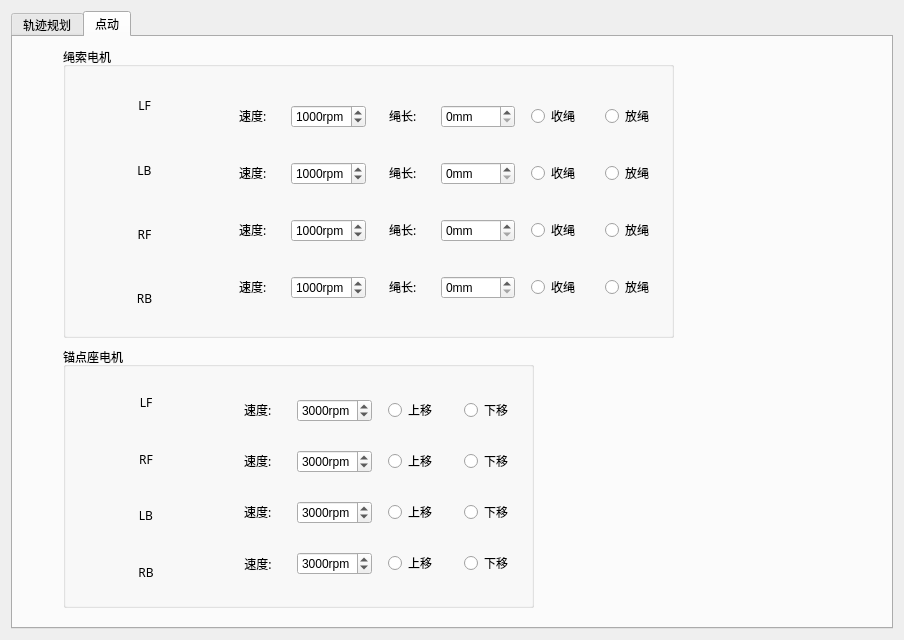
This is widget.ui in Zheqiu2023/Mobile_CDPR as Qt 5 draws it before an edit. The edited form follows.
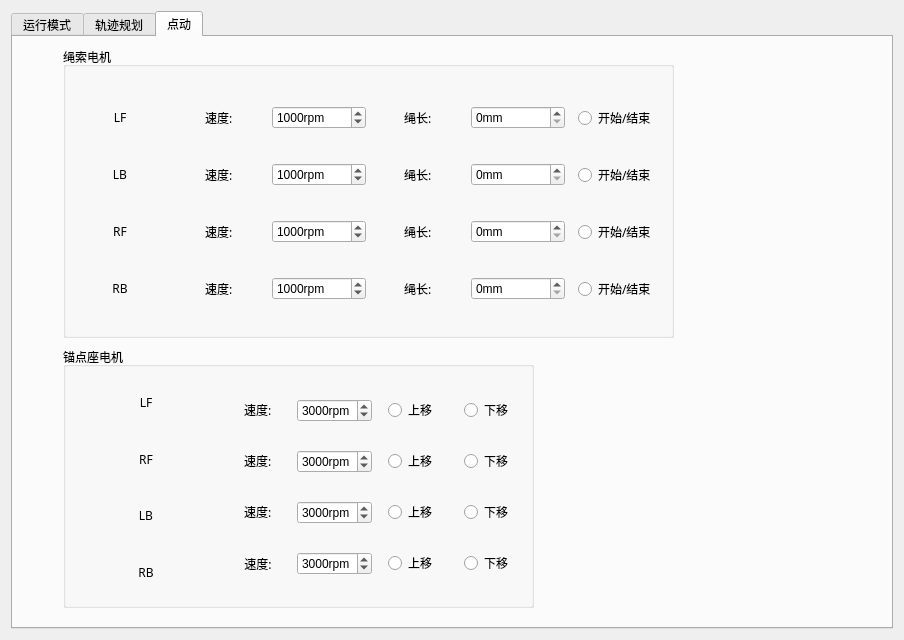
This is the edited form. The open tabs and pages were chosen to show the change. Icons and pictures are not drawn.

Diff of the .ui file:
```diff
--- a/widget.ui
+++ b/widget.ui
@@ -25,6 +25,89 @@
        <height>60</height>
       </size>
      </property>
+     <widget class="QWidget" name="tab_3">
+      <attribute name="title">
+       <string>运行模式</string>
+      </attribute>
+      <widget class="QGroupBox" name="groupBox_6">
+       <property name="geometry">
+        <rect>
+         <x>130</x>
+         <y>150</y>
+         <width>141</width>
+         <height>111</height>
+        </rect>
+       </property>
+       <property name="title">
+        <string>绳索电机</string>
+       </property>
+       <widget class="QWidget" name="layoutWidget">
+        <property name="geometry">
+         <rect>
+          <x>17</x>
+          <y>35</y>
+          <width>99</width>
+          <height>56</height>
+         </rect>
+        </property>
+        <layout class="QVBoxLayout" name="verticalLayout_4">
+         <item>
+          <widget class="QRadioButton" name="cableVelMode">
+           <property name="text">
+            <string>速度模式</string>
+           </property>
+          </widget>
+         </item>
+         <item>
+          <widget class="QRadioButton" name="cableVelPosMode">
+           <property name="text">
+            <string>速度位置模式</string>
+           </property>
+          </widget>
+         </item>
+        </layout>
+       </widget>
+      </widget>
+      <widget class="QGroupBox" name="groupBox_8">
+       <property name="geometry">
+        <rect>
+         <x>320</x>
+         <y>150</y>
+         <width>141</width>
+         <height>111</height>
+        </rect>
+       </property>
+       <property name="title">
+        <string>锚点座电机</string>
+       </property>
+       <widget class="QWidget" name="layoutWidget_2">
+        <property name="geometry">
+         <rect>
+          <x>20</x>
+          <y>40</y>
+          <width>99</width>
+          <height>56</height>
+         </rect>
+        </property>
+        <layout class="QVBoxLayout" name="verticalLayout_6">
+         <item>
+          <widget class="QRadioButton" name="archorVelMode">
+           <property name="text">
+            <string>速度模式</string>
+           </property>
+          </widget>
+         </item>
+         <item>
+          <widget class="QRadioButton" name="archorVelPosMode">
+           <property name="text">
+            <string>速度位置模式</string>
+           </property>
+          </widget>
+         </item>
+        </layout>
+       </widget>
+      </widget>
+     </widget>
      <widget class="QWidget" name="tab">
       <attribute name="title">
        <string>轨迹规划</string>
@@ -325,14 +408,12 @@
         <property name="geometry">
          <rect>
           <x>10</x>
-          <y>30</y>
+          <y>32</y>
           <width>591</width>
           <height>251</height>
          </rect>
         </property>
-        <layout class="QHBoxLayout" name="horizontalLayout">
-         <item>
-          <layout class="QGridLayout" name="gridLayout_11">
+        <layout class="QGridLayout" name="gridLayout">
            <item row="0" column="0">
             <widget class="QLabel" name="label_22">
              <property name="font">
@@ -348,6 +429,74 @@
              </property>
             </widget>
            </item>
+         <item row="0" column="1" alignment="Qt::AlignHCenter">
+          <widget class="QLabel" name="label_30">
+           <property name="font">
+            <font>
+             <family>AR PL UKai CN</family>
+            </font>
+           </property>
+           <property name="text">
+            <string>速度:</string>
+           </property>
+          </widget>
+         </item>
+         <item row="0" column="2">
+          <widget class="QSpinBox" name="lfCableVel">
+           <property name="wrapping">
+            <bool>false</bool>
+           </property>
+           <property name="suffix">
+            <string>rpm</string>
+           </property>
+           <property name="minimum">
+            <number>0</number>
+           </property>
+           <property name="maximum">
+            <number>5000</number>
+           </property>
+           <property name="value">
+            <number>1000</number>
+           </property>
+          </widget>
+         </item>
+         <item row="0" column="3" alignment="Qt::AlignHCenter">
+          <widget class="QLabel" name="label_36">
+           <property name="font">
+            <font>
+             <family>AR PL UKai CN</family>
+            </font>
+           </property>
+           <property name="text">
+            <string>绳长:</string>
+           </property>
+          </widget>
+         </item>
+         <item row="0" column="4">
+          <widget class="QSpinBox" name="lfCableLen">
+           <property name="suffix">
+            <string>mm</string>
+           </property>
+           <property name="maximum">
+            <number>1000</number>
+           </property>
+          </widget>
+         </item>
+         <item row="0" column="5" alignment="Qt::AlignHCenter">
+          <widget class="QRadioButton" name="lfCableJogButton">
+           <property name="font">
+            <font>
+             <family>AR PL UKai CN</family>
+            </font>
+           </property>
+           <property name="text">
+            <string>开始/结束</string>
+           </property>
+           <property name="autoExclusive">
+            <bool>false</bool>
+           </property>
+          </widget>
+         </item>
            <item row="1" column="0">
             <widget class="QLabel" name="label_28">
              <property name="font">
@@ -363,6 +512,68 @@
              </property>
             </widget>
            </item>
+         <item row="1" column="1" alignment="Qt::AlignHCenter">
+          <widget class="QLabel" name="label_45">
+           <property name="font">
+            <font>
+             <family>AR PL UKai CN</family>
+            </font>
+           </property>
+           <property name="text">
+            <string>速度:</string>
+           </property>
+          </widget>
+         </item>
+         <item row="1" column="2">
+          <widget class="QSpinBox" name="rfCableVel">
+           <property name="suffix">
+            <string>rpm</string>
+           </property>
+           <property name="maximum">
+            <number>5000</number>
+           </property>
+           <property name="value">
+            <number>1000</number>
+           </property>
+          </widget>
+         </item>
+         <item row="1" column="3" alignment="Qt::AlignHCenter">
+          <widget class="QLabel" name="label_38">
+           <property name="font">
+            <font>
+             <family>AR PL UKai CN</family>
+            </font>
+           </property>
+           <property name="text">
+            <string>绳长:</string>
+           </property>
+          </widget>
+         </item>
+         <item row="1" column="4">
+          <widget class="QSpinBox" name="rfCableLen">
+           <property name="suffix">
+            <string>mm</string>
+           </property>
+           <property name="maximum">
+            <number>1000</number>
+           </property>
+          </widget>
+         </item>
+         <item row="1" column="5" alignment="Qt::AlignHCenter">
+          <widget class="QRadioButton" name="rfCableJogButton">
+           <property name="font">
+            <font>
+             <family>AR PL UKai CN</family>
+            </font>
+           </property>
+           <property name="text">
+            <string>开始/结束</string>
+           </property>
+           <property name="autoExclusive">
+            <bool>false</bool>
+           </property>
+          </widget>
+         </item>
            <item row="2" column="0">
             <widget class="QLabel" name="label_27">
              <property name="font">
@@ -378,6 +589,68 @@
              </property>
             </widget>
            </item>
+         <item row="2" column="1" alignment="Qt::AlignHCenter">
+          <widget class="QLabel" name="label_46">
+           <property name="font">
+            <font>
+             <family>AR PL UKai CN</family>
+            </font>
+           </property>
+           <property name="text">
+            <string>速度:</string>
+           </property>
+          </widget>
+         </item>
+         <item row="2" column="2">
+          <widget class="QSpinBox" name="lbCableVel">
+           <property name="suffix">
+            <string>rpm</string>
+           </property>
+           <property name="maximum">
+            <number>5000</number>
+           </property>
+           <property name="value">
+            <number>1000</number>
+           </property>
+          </widget>
+         </item>
+         <item row="2" column="3" alignment="Qt::AlignHCenter">
+          <widget class="QLabel" name="label_39">
+           <property name="font">
+            <font>
+             <family>AR PL UKai CN</family>
+            </font>
+           </property>
+           <property name="text">
+            <string>绳长:</string>
+           </property>
+          </widget>
+         </item>
+         <item row="2" column="4">
+          <widget class="QSpinBox" name="lbCableLen">
+           <property name="suffix">
+            <string>mm</string>
+           </property>
+           <property name="maximum">
+            <number>1000</number>
+           </property>
+          </widget>
+         </item>
+         <item row="2" column="5" alignment="Qt::AlignHCenter">
+          <widget class="QRadioButton" name="lbCableJogButton">
+           <property name="font">
+            <font>
+             <family>AR PL UKai CN</family>
+            </font>
+           </property>
+           <property name="text">
+            <string>开始/结束</string>
+           </property>
+           <property name="autoExclusive">
+            <bool>false</bool>
+           </property>
+          </widget>
+         </item>
            <item row="3" column="0">
             <widget class="QLabel" name="label_29">
              <property name="font">
@@ -393,30 +666,7 @@
              </property>
             </widget>
            </item>
-          </layout>
-         </item>
-         <item>
-          <layout class="QGridLayout" name="gridLayout_2">
-           <item row="0" column="1">
-            <widget class="QSpinBox" name="lfCableVel">
-             <property name="wrapping">
-              <bool>false</bool>
-             </property>
-             <property name="suffix">
-              <string>rpm</string>
-             </property>
-             <property name="minimum">
-              <number>0</number>
-             </property>
-             <property name="maximum">
-              <number>5000</number>
-             </property>
-             <property name="value">
-              <number>1000</number>
-             </property>
-            </widget>
-           </item>
-           <item row="3" column="0" alignment="Qt::AlignHCenter|Qt::AlignVCenter">
+         <item row="3" column="1" alignment="Qt::AlignHCenter">
             <widget class="QLabel" name="label_47">
              <property name="font">
               <font>
@@ -428,7 +678,7 @@
              </property>
             </widget>
            </item>
-           <item row="3" column="1">
+         <item row="3" column="2">
             <widget class="QSpinBox" name="rbCableVel">
              <property name="suffix">
               <string>rpm</string>
@@ -441,83 +691,7 @@
              </property>
             </widget>
            </item>
-           <item row="0" column="0" alignment="Qt::AlignHCenter|Qt::AlignVCenter">
-            <widget class="QLabel" name="label_30">
-             <property name="font">
-              <font>
-               <family>AR PL UKai CN</family>
-              </font>
-             </property>
-             <property name="text">
-              <string>速度:</string>
-             </property>
-            </widget>
-           </item>
-           <item row="1" column="1">
-            <widget class="QSpinBox" name="rfCableVel">
-             <property name="suffix">
-              <string>rpm</string>
-             </property>
-             <property name="maximum">
-              <number>5000</number>
-             </property>
-             <property name="value">
-              <number>1000</number>
-             </property>
-            </widget>
-           </item>
-           <item row="2" column="0" alignment="Qt::AlignHCenter|Qt::AlignVCenter">
-            <widget class="QLabel" name="label_46">
-             <property name="font">
-              <font>
-               <family>AR PL UKai CN</family>
-              </font>
-             </property>
-             <property name="text">
-              <string>速度:</string>
-             </property>
-            </widget>
-           </item>
-           <item row="2" column="1">
-            <widget class="QSpinBox" name="lbCableVel">
-             <property name="suffix">
-              <string>rpm</string>
-             </property>
-             <property name="maximum">
-              <number>5000</number>
-             </property>
-             <property name="value">
-              <number>1000</number>
-             </property>
-            </widget>
-           </item>
-           <item row="1" column="0" alignment="Qt::AlignHCenter|Qt::AlignVCenter">
-            <widget class="QLabel" name="label_45">
-             <property name="font">
-              <font>
-               <family>AR PL UKai CN</family>
-              </font>
-             </property>
-             <property name="text">
-              <string>速度:</string>
-             </property>
-            </widget>
-           </item>
-          </layout>
-         </item>
-         <item>
-          <layout class="QGridLayout" name="gridLayout">
-           <item row="3" column="1">
-            <widget class="QSpinBox" name="rbCableLen">
-             <property name="suffix">
-              <string>mm</string>
-             </property>
-             <property name="maximum">
-              <number>1000</number>
-             </property>
-            </widget>
-           </item>
-           <item row="3" column="0" alignment="Qt::AlignHCenter|Qt::AlignVCenter">
+         <item row="3" column="3" alignment="Qt::AlignHCenter">
             <widget class="QLabel" name="label_40">
              <property name="font">
               <font>
@@ -529,32 +703,8 @@
              </property>
             </widget>
            </item>
-           <item row="1" column="0" alignment="Qt::AlignHCenter|Qt::AlignVCenter">
-            <widget class="QLabel" name="label_38">
-             <property name="font">
-              <font>
-               <family>AR PL UKai CN</family>
-              </font>
-             </property>
-             <property name="text">
-              <string>绳长:</string>
-             </property>
-            </widget>
-           </item>
-           <item row="2" column="0" alignment="Qt::AlignHCenter|Qt::AlignVCenter">
-            <widget class="QLabel" name="label_39">
-             <property name="font">
-              <font>
-               <family>AR PL UKai CN</family>
-              </font>
-             </property>
-             <property name="text">
-              <string>绳长:</string>
-             </property>
-            </widget>
-           </item>
-           <item row="0" column="1">
-            <widget class="QSpinBox" name="lfCableLen">
+         <item row="3" column="4">
+          <widget class="QSpinBox" name="rbCableLen">
              <property name="suffix">
               <string>mm</string>
              </property>
@@ -563,163 +713,20 @@
              </property>
             </widget>
            </item>
-           <item row="0" column="0" alignment="Qt::AlignHCenter|Qt::AlignVCenter">
-            <widget class="QLabel" name="label_36">
+         <item row="3" column="5" alignment="Qt::AlignHCenter">
+          <widget class="QRadioButton" name="rbCableJogButton">
              <property name="font">
               <font>
                <family>AR PL UKai CN</family>
               </font>
              </property>
              <property name="text">
-              <string>绳长:</string>
-             </property>
-            </widget>
-           </item>
-           <item row="1" column="1">
-            <widget class="QSpinBox" name="rfCableLen">
-             <property name="suffix">
-              <string>mm</string>
-             </property>
-             <property name="maximum">
-              <number>1000</number>
-             </property>
-            </widget>
-           </item>
-           <item row="2" column="1">
-            <widget class="QSpinBox" name="lbCableLen">
-             <property name="suffix">
-              <string>mm</string>
-             </property>
-             <property name="maximum">
-              <number>1000</number>
-             </property>
-            </widget>
-           </item>
-          </layout>
-         </item>
-         <item>
-          <layout class="QGridLayout" name="gridLayout_4">
-           <item row="0" column="0" alignment="Qt::AlignHCenter">
-            <widget class="QRadioButton" name="lfPullCableButton">
-             <property name="font">
-              <font>
-               <family>AR PL UKai CN</family>
-              </font>
-             </property>
-             <property name="text">
-              <string>收绳</string>
-             </property>
+            <string>开始/结束</string>
+           </property>
              <property name="autoExclusive">
               <bool>false</bool>
              </property>
             </widget>
-           </item>
-           <item row="0" column="1" alignment="Qt::AlignHCenter">
-            <widget class="QRadioButton" name="lfReleaseCableButton">
-             <property name="font">
-              <font>
-               <family>AR PL UKai CN</family>
-              </font>
-             </property>
-             <property name="text">
-              <string>放绳</string>
-             </property>
-             <property name="autoExclusive">
-              <bool>false</bool>
-             </property>
-            </widget>
-           </item>
-           <item row="1" column="0" alignment="Qt::AlignHCenter">
-            <widget class="QRadioButton" name="rfPullCableButton">
-             <property name="font">
-              <font>
-               <family>AR PL UKai CN</family>
-              </font>
-             </property>
-             <property name="text">
-              <string>收绳</string>
-             </property>
-             <property name="autoExclusive">
-              <bool>false</bool>
-             </property>
-            </widget>
-           </item>
-           <item row="1" column="1" alignment="Qt::AlignHCenter">
-            <widget class="QRadioButton" name="rfReleaseCableButton">
-             <property name="font">
-              <font>
-               <family>AR PL UKai CN</family>
-              </font>
-             </property>
-             <property name="text">
-              <string>放绳</string>
-             </property>
-             <property name="autoExclusive">
-              <bool>false</bool>
-             </property>
-            </widget>
-           </item>
-           <item row="2" column="0" alignment="Qt::AlignHCenter">
-            <widget class="QRadioButton" name="lbPullCableButton">
-             <property name="font">
-              <font>
-               <family>AR PL UKai CN</family>
-              </font>
-             </property>
-             <property name="text">
-              <string>收绳</string>
-             </property>
-             <property name="autoExclusive">
-              <bool>false</bool>
-             </property>
-            </widget>
-           </item>
-           <item row="2" column="1" alignment="Qt::AlignHCenter|Qt::AlignVCenter">
-            <widget class="QRadioButton" name="lbReleaseCableButton">
-             <property name="font">
-              <font>
-               <family>AR PL UKai CN</family>
-              </font>
-             </property>
-             <property name="text">
-              <string>放绳</string>
-             </property>
-             <property name="autoExclusive">
-              <bool>false</bool>
-             </property>
-            </widget>
-           </item>
-           <item row="3" column="0" alignment="Qt::AlignHCenter|Qt::AlignVCenter">
-            <widget class="QRadioButton" name="rbPullCableButton">
-             <property name="font">
-              <font>
-               <family>AR PL UKai CN</family>
-              </font>
-             </property>
-             <property name="text">
-              <string>收绳</string>
-             </property>
-             <property name="autoExclusive">
-              <bool>false</bool>
-             </property>
-            </widget>
-           </item>
-           <item row="3" column="1" alignment="Qt::AlignHCenter">
-            <widget class="QRadioButton" name="rbReleaseCableButton">
-             <property name="font">
-              <font>
-               <family>AR PL UKai CN</family>
-              </font>
-             </property>
-             <property name="text">
-              <string>放绳</string>
-             </property>
-             <property name="autoExclusive">
-              <bool>false</bool>
-             </property>
-            </widget>
-           </item>
-          </layout>
          </item>
         </layout>
        </widget>
```
Left out of the diff: 4 changed lines with no effect on the pictures. Lines whose indentation alone changed are shown as unchanged.
